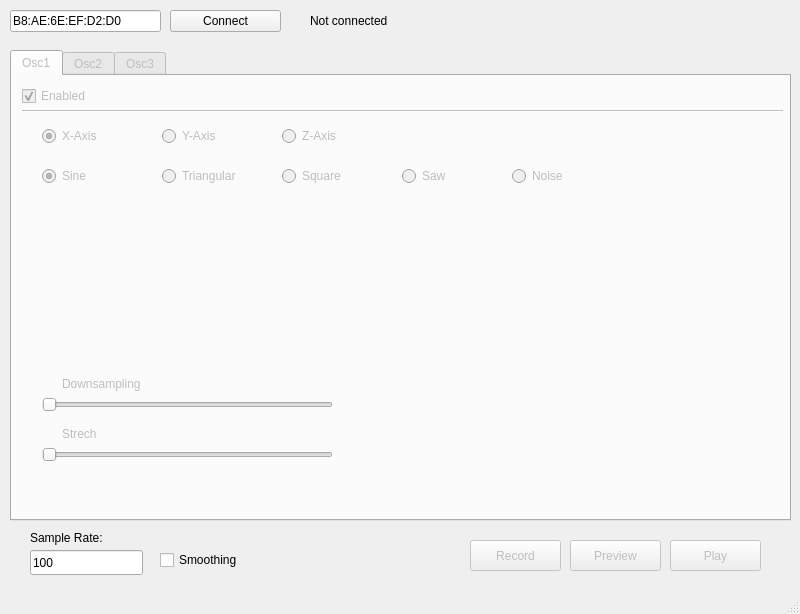
MaxSchu/ITT_SS16, file ProjectAndreas/mainwindow.ui: the form before one commit.
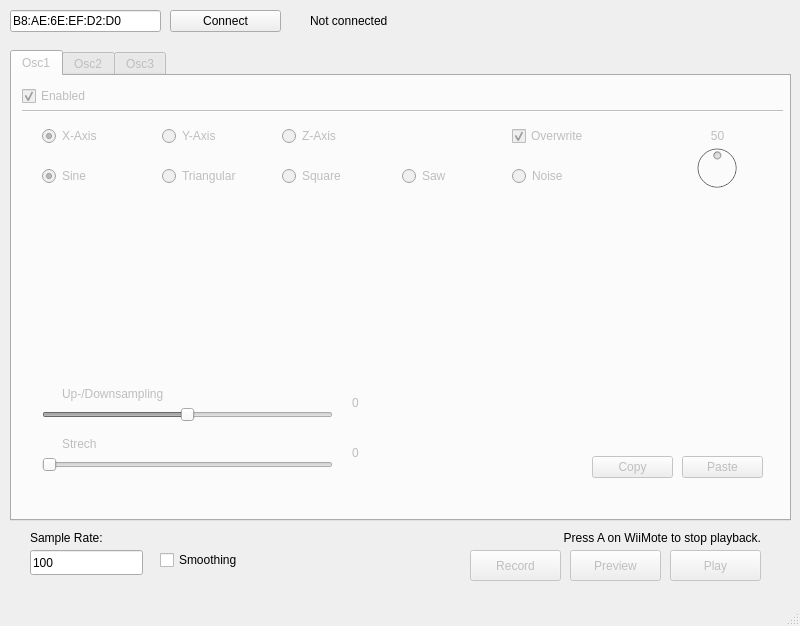
The form after the commit.

The edit to the form file:
```diff
--- a/ProjectAndreas/mainwindow.ui
+++ b/ProjectAndreas/mainwindow.ui
@@ -7,7 +7,7 @@
     <x>0</x>
     <y>0</y>
     <width>800</width>
-    <height>614</height>
+    <height>626</height>
    </rect>
   </property>
   <property name="windowTitle">
@@ -215,13 +215,13 @@
        <property name="geometry">
         <rect>
          <x>20</x>
-         <y>280</y>
+         <y>290</y>
          <width>291</width>
          <height>18</height>
         </rect>
        </property>
        <property name="minimum">
-        <number>0</number>
+        <number>-5</number>
        </property>
        <property name="maximum">
         <number>5</number>
@@ -238,12 +238,18 @@
        <property name="orientation">
         <enum>Qt::Horizontal</enum>
        </property>
+       <property name="invertedAppearance">
+        <bool>false</bool>
+       </property>
+       <property name="invertedControls">
+        <bool>false</bool>
+       </property>
       </widget>
       <widget class="QSlider" name="stretch_1">
        <property name="geometry">
         <rect>
          <x>20</x>
-         <y>330</y>
+         <y>340</y>
          <width>291</width>
          <height>18</height>
         </rect>
@@ -259,20 +265,20 @@
        <property name="geometry">
         <rect>
          <x>40</x>
-         <y>260</y>
-         <width>111</width>
+         <y>270</y>
+         <width>121</width>
          <height>16</height>
         </rect>
        </property>
        <property name="text">
-        <string>Downsampling</string>
+        <string>Up-/Downsampling</string>
        </property>
       </widget>
       <widget class="QLabel" name="label_2">
        <property name="geometry">
         <rect>
          <x>40</x>
-         <y>310</y>
+         <y>320</y>
          <width>111</width>
          <height>16</height>
         </rect>
@@ -281,6 +287,103 @@
         <string>Strech</string>
        </property>
       </widget>
+      <widget class="QDial" name="vol_1">
+       <property name="geometry">
+        <rect>
+         <x>670</x>
+         <y>20</y>
+         <width>50</width>
+         <height>64</height>
+        </rect>
+       </property>
+       <property name="value">
+        <number>50</number>
+       </property>
+      </widget>
+      <widget class="QLabel" name="sample_val_1">
+       <property name="geometry">
+        <rect>
+         <x>330</x>
+         <y>280</y>
+         <width>59</width>
+         <height>14</height>
+        </rect>
+       </property>
+       <property name="text">
+        <string>0</string>
+       </property>
+      </widget>
+      <widget class="QLabel" name="stretch_val_1">
+       <property name="geometry">
+        <rect>
+         <x>330</x>
+         <y>330</y>
+         <width>59</width>
+         <height>14</height>
+        </rect>
+       </property>
+       <property name="text">
+        <string>0</string>
+       </property>
+      </widget>
+      <widget class="QPushButton" name="paste_1">
+       <property name="geometry">
+        <rect>
+         <x>660</x>
+         <y>340</y>
+         <width>81</width>
+         <height>22</height>
+        </rect>
+       </property>
+       <property name="text">
+        <string>Paste</string>
+       </property>
+      </widget>
+      <widget class="QPushButton" name="copy_1">
+       <property name="geometry">
+        <rect>
+         <x>570</x>
+         <y>340</y>
+         <width>81</width>
+         <height>22</height>
+        </rect>
+       </property>
+       <property name="text">
+        <string>Copy</string>
+       </property>
+      </widget>
+      <widget class="QLabel" name="vol_val_1">
+       <property name="geometry">
+        <rect>
+         <x>670</x>
+         <y>10</y>
+         <width>51</width>
+         <height>20</height>
+        </rect>
+       </property>
+       <property name="text">
+        <string>50</string>
+       </property>
+       <property name="alignment">
+        <set>Qt::AlignCenter</set>
+       </property>
+      </widget>
+      <widget class="QCheckBox" name="overwrite_1">
+       <property name="geometry">
+        <rect>
+         <x>490</x>
+         <y>10</y>
+         <width>85</width>
+         <height>20</height>
+        </rect>
+       </property>
+       <property name="text">
+        <string>Overwrite</string>
+       </property>
+       <property name="checked">
+        <bool>true</bool>
+       </property>
+      </widget>
      </widget>
      <widget class="QCheckBox" name="osc_enabled_1">
       <property name="geometry">
@@ -915,7 +1018,7 @@
     <property name="geometry">
      <rect>
       <x>470</x>
-      <y>540</y>
+      <y>550</y>
       <width>91</width>
       <height>31</height>
      </rect>
@@ -944,7 +1047,7 @@
     <property name="geometry">
      <rect>
       <x>670</x>
-      <y>540</y>
+      <y>550</y>
       <width>91</width>
       <height>31</height>
      </rect>
@@ -1002,7 +1105,7 @@
     <property name="geometry">
      <rect>
       <x>570</x>
-      <y>540</y>
+      <y>550</y>
       <width>91</width>
       <height>31</height>
      </rect>
@@ -1011,6 +1114,22 @@
      <string>Preview</string>
     </property>
    </widget>
+   <widget class="QLabel" name="label_8">
+    <property name="geometry">
+     <rect>
+      <x>470</x>
+      <y>530</y>
+      <width>291</width>
+      <height>16</height>
+     </rect>
+    </property>
+    <property name="text">
+     <string>Press A on WiiMote to stop playback.</string>
+    </property>
+    <property name="alignment">
+     <set>Qt::AlignRight|Qt::AlignTrailing|Qt::AlignVCenter</set>
+    </property>
+   </widget>
   </widget>
   <widget class="QMenuBar" name="menubar">
    <property name="geometry">
```
Left out of the diff: 230 changed lines with no effect on the pictures.
